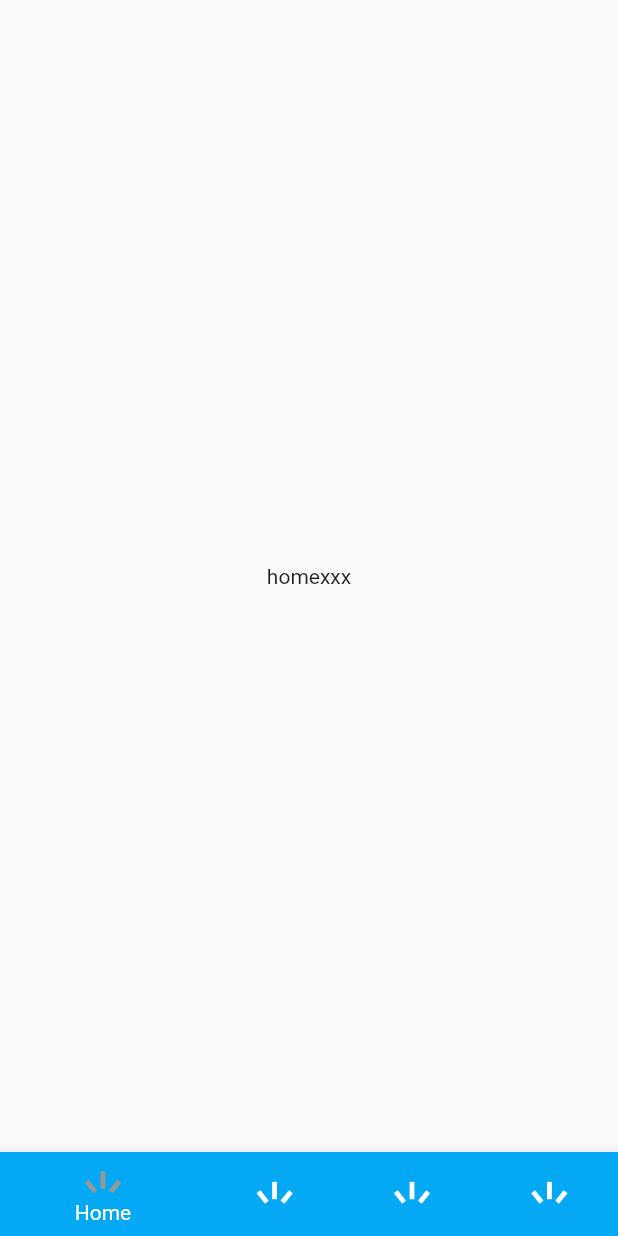
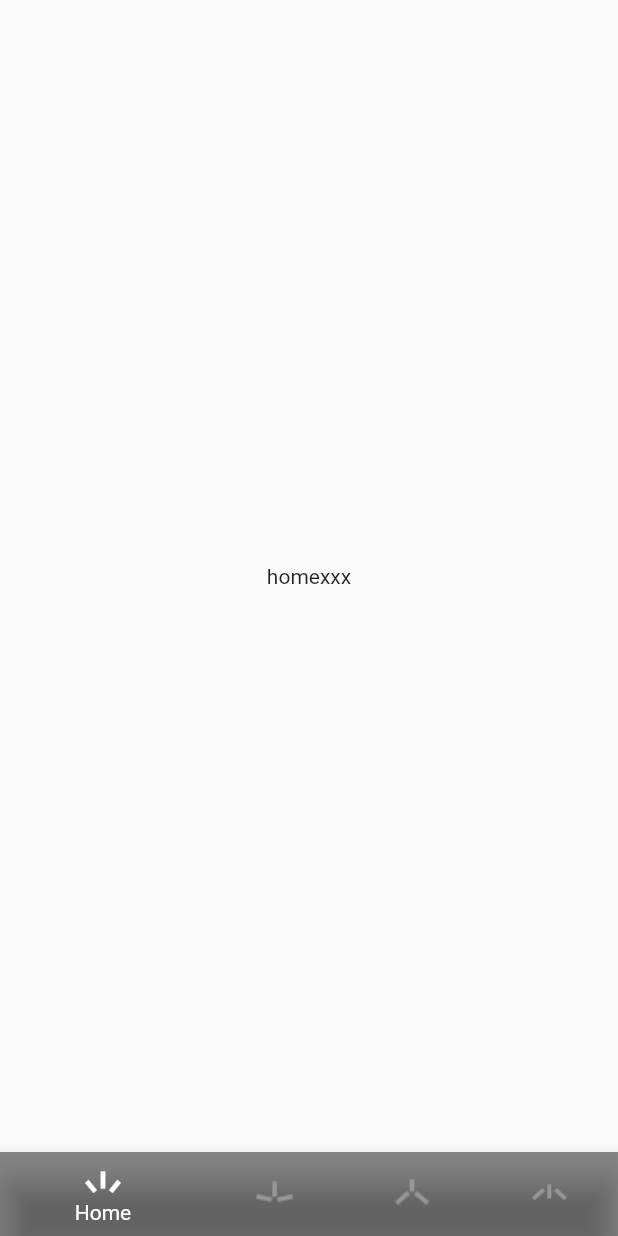
Before and after one commit to codersth/coderfit_flutter, a Flutter app: the screen it shows after launch, on a phone screen of 412 x 824 dp. Run offline on Flutter 3.47's test engine with Material 2 defaults, Android fonts, the phone set to English and light mode, and no system bars; generated files the repository leaves out were written again.

Commit message:
Add images for bottom navigation bar.

```diff
--- a/lib/ui/main.dart
+++ b/lib/ui/main.dart
@@ -1,10 +1,7 @@
-import 'dart:ffi';
-
 import 'package:coderfit_flutter/ui/fix/main_fix.dart';
 import 'package:coderfit_flutter/ui/recuperation/main_recuperation.dart';
 import 'package:coderfit_flutter/ui/user/main_user.dart';
 import 'package:coderfit_flutter/widgets/app_bottom_navigator.dart';
-import 'package:flutter/foundation.dart';
 import 'package:flutter/material.dart';
 import 'package:flutter_gen/gen_l10n/app_localizations.dart';
 
@@ -46,8 +43,8 @@ class _MainContentState extends State<MainContentWidget> {
   /// Collections of the entire pages.
   static final tabPages = <Widget>[
     MainHomeWidget(),
+    MainFixWidget(),
     MainRecuperationWidget(),
-    MainFixWidget(),
     MainUserWidget()
   ];
 
--- a/lib/widgets/app_bottom_navigator.dart
+++ b/lib/widgets/app_bottom_navigator.dart
@@ -9,9 +9,9 @@ class AppBottomNavigator extends BottomNavigationBar {
   /// default image, and the second value means image tab selected.
   static const tabImages = [
     ["assets/images/ic_tab_home_default.png", "assets/images/ic_tab_home_selected.png"],
-    ["assets/images/ic_tab_home_default.png", "assets/images/ic_tab_home_selected.png"],
-    ["assets/images/ic_tab_home_default.png", "assets/images/ic_tab_home_selected.png"],
-    ["assets/images/ic_tab_home_default.png", "assets/images/ic_tab_home_selected.png"]
+    ["assets/images/ic_tab_fix_default.png", "assets/images/ic_tab_fix_selected.png"],
+    ["assets/images/ic_tab_recuperation_default.png", "assets/images/ic_tab_recuperation_selected.png"],
+    ["assets/images/ic_tab_user_default.png", "assets/images/ic_tab_user_selected.png"]
   ];
 
   /// Construct [BottomNavigationBarItem] with [position], and [title].
@@ -20,12 +20,12 @@ class AppBottomNavigator extends BottomNavigationBar {
     return BottomNavigationBarItem(
         icon: Image.asset(
             currentPosition == position
-                ? tabImages[position][0]
-                : tabImages[position][1],
+                ? tabImages[position][1]
+                : tabImages[position][0],
             width: Constants.tabSize,
             height: Constants.tabSize),
         label: title,
-        backgroundColor: Colors.lightBlue);
+        backgroundColor: Colors.black45);
   }
 
   /// Construct with current position [currentPosition] and [context], optional [callback] for
--- a/pubspec.yaml
+++ b/pubspec.yaml
@@ -48,8 +48,14 @@ flutter:
   # For generating file for internationalization and so on.
   generate: true
   assets:
+    - assets/images/ic_tab_fix_default.png
+    - assets/images/ic_tab_fix_selected.png
     - assets/images/ic_tab_home_default.png
     - assets/images/ic_tab_home_selected.png
+    - assets/images/ic_tab_recuperation_default.png
+    - assets/images/ic_tab_recuperation_selected.png
+    - assets/images/ic_tab_user_default.png
+    - assets/images/ic_tab_user_selected.png
   # An image asset can refer to one or more resolution-specific "variants", see
   # https://flutter.dev/assets-and-images/#resolution-aware.
 
```
Also changed, not shown: assets/images/ic_tab_fix_default.png (added), assets/images/ic_tab_fix_selected.png (added), assets/images/ic_tab_recuperation_default.png (added), assets/images/ic_tab_recuperation_selected.png (added), assets/images/ic_tab_user_default.png (added), assets/images/ic_tab_user_selected.png (added).
